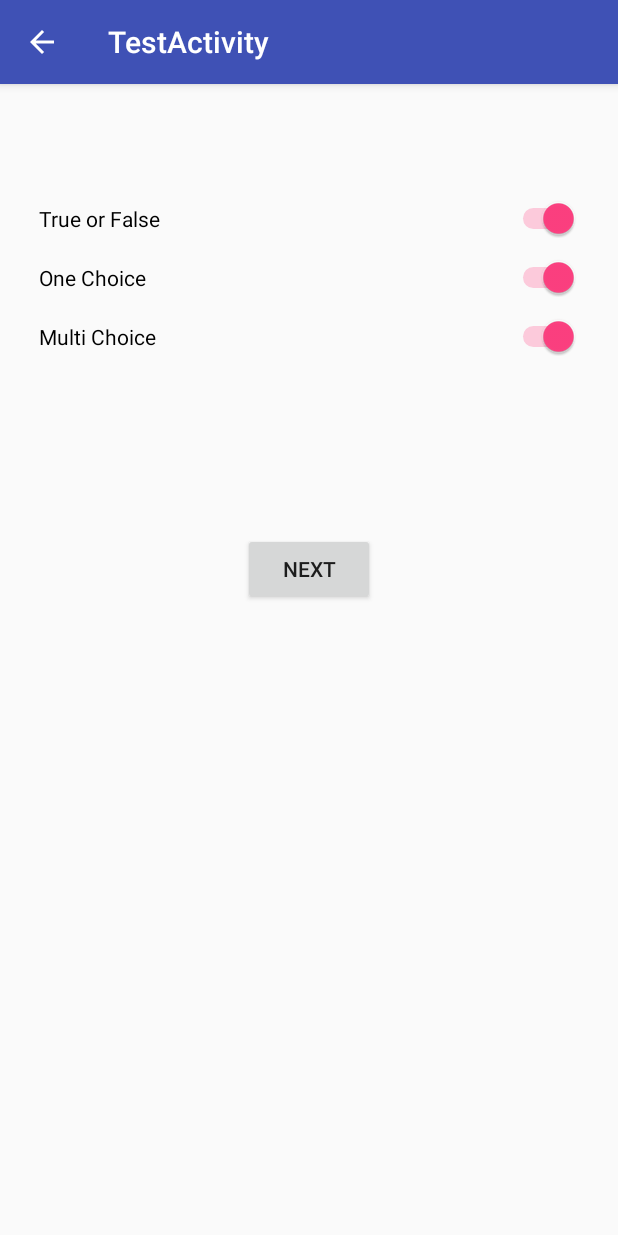
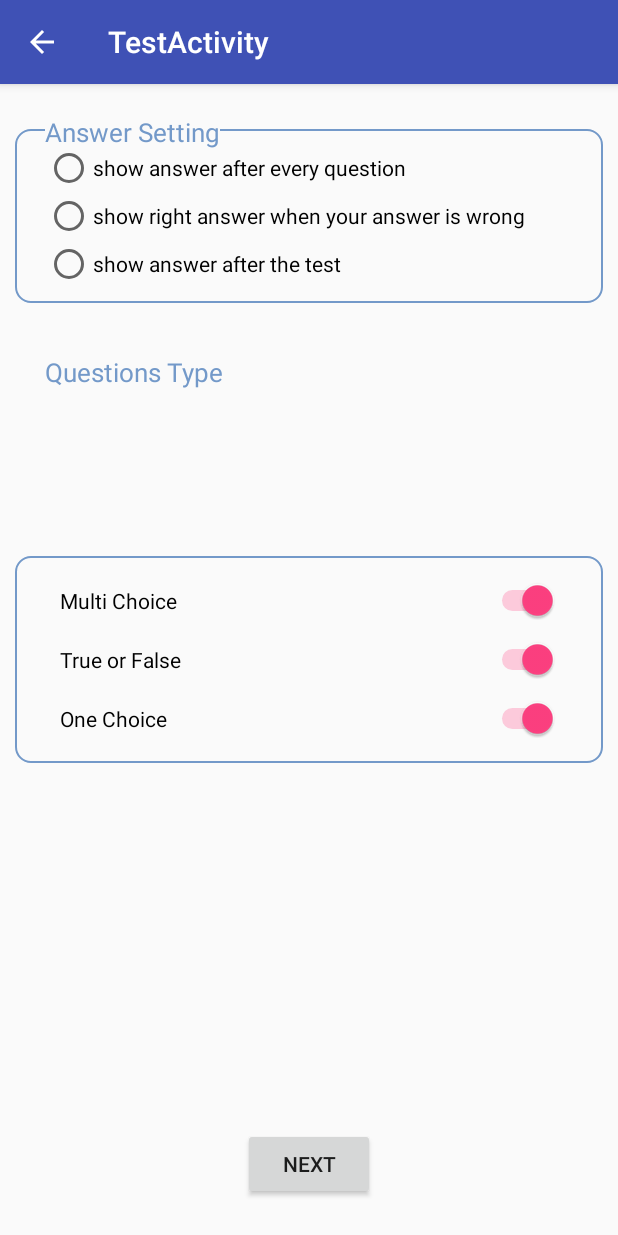
Before and after one commit to muhammad-hany/LEEDGA, an Android app: the TestTypeFragment screen opened directly, with no data from a screen before it, on a phone screen of 412 x 824 dp. Run offline under Robolectric (Android 15) with nearby library versions, the phone set to English and light mode, and no system bars; network calls fail; 2 statements that could not run were skipped.

Commit message:
making test still result and it showing

```diff
--- a/app/src/main/java/com/leedga/seagate/leedga/ResultActivity.java
+++ b/app/src/main/java/com/leedga/seagate/leedga/ResultActivity.java
@@ -1,13 +1,11 @@
 package com.leedga.seagate.leedga;
 
 import android.os.Bundle;
-import android.support.design.widget.FloatingActionButton;
-import android.support.design.widget.Snackbar;
 import android.support.v7.app.AppCompatActivity;
 import android.support.v7.widget.Toolbar;
-import android.view.View;
 
 public class ResultActivity extends AppCompatActivity {
+
 
     @Override
     protected void onCreate(Bundle savedInstanceState) {
@@ -16,14 +14,6 @@ public class ResultActivity extends AppCompatActivity {
         Toolbar toolbar = (Toolbar) findViewById(R.id.toolbar);
         setSupportActionBar(toolbar);
 
-        FloatingActionButton fab = (FloatingActionButton) findViewById(R.id.fab);
-        fab.setOnClickListener(new View.OnClickListener() {
-            @Override
-            public void onClick(View view) {
-                Snackbar.make(view, "Replace with your own action", Snackbar.LENGTH_LONG)
-                        .setAction("Action", null).show();
-            }
-        });
         getSupportActionBar().setDisplayHomeAsUpEnabled(true);
     }
 
--- a/app/src/main/java/com/leedga/seagate/leedga/TestFragment.java
+++ b/app/src/main/java/com/leedga/seagate/leedga/TestFragment.java
@@ -3,6 +3,7 @@ package com.leedga.seagate.leedga;
 import android.content.Intent;
 import android.os.Bundle;
 import android.support.v4.app.Fragment;
+import android.text.method.ScrollingMovementMethod;
 import android.view.LayoutInflater;
 import android.view.View;
 import android.view.ViewGroup;
@@ -52,7 +53,6 @@ public class TestFragment extends Fragment {
     }
 
     public void previewNextQuestion(int singlecount,int multiCount){
-        firstClickperQuestion=true;
         if (singlecount<test.getSingleQuestions().size()){
             previewSingleNextQuestion(singlecount);
         }else {
@@ -145,6 +145,7 @@ public class TestFragment extends Fragment {
 
     private void initViews(View v) {
         answerText= (TextView) v.findViewById(R.id.answerText);
+        answerText.setMovementMethod(new ScrollingMovementMethod());
         answerText.setVisibility(View.INVISIBLE);
         next= (Button) v.findViewById(R.id.next);
         next.setEnabled(false);
@@ -178,23 +179,16 @@ public class TestFragment extends Fragment {
         next.setOnClickListener(new View.OnClickListener() {
             @Override
             public void onClick(View v) {
-                if (firstClickperQuestion) {
-                    answerText.setVisibility(View.VISIBLE);
-                    next.setText("next");
-                    firstClickperQuestion=false;
-                }else {
                 if (singleCount < test.getSingleQuestions().size() || multiCount < test.getMultiQuestions().size()) {
                     clearRadioCheck();
                     checkBoxesClearCheck();
                     previewNextQuestion(singleCount, multiCount);
 
                 } else {
-
-
                     Intent i = new Intent(getContext(), ResultActivity.class);
                     startActivity(i);
                 }
-                }
+
             }
 
 
--- /dev/null
+++ b/app/src/main/res/drawable/rounded_rec.xml
@@ -0,0 +1,10 @@
+<?xml version="1.0" encoding="utf-8"?>
+<shape xmlns:android="http://schemas.android.com/apk/res/android">
+    <padding android:bottom="10dp"
+             android:top="10dp"
+             android:left="20dp"
+             android:right="20dp"/>
+    <corners android:radius="10dp"/>
+    <stroke android:color="#7399c9"
+            android:width="1dp"/>
+</shape>
--- a/app/src/main/res/layout/content_test.xml
+++ b/app/src/main/res/layout/content_test.xml
@@ -5,14 +5,9 @@
     xmlns:tools="http://schemas.android.com/tools"
     android:layout_width="match_parent"
     android:layout_height="match_parent"
-    android:paddingBottom="@dimen/activity_vertical_margin"
-    android:paddingLeft="@dimen/activity_horizontal_margin"
-    android:paddingRight="@dimen/activity_horizontal_margin"
-    android:paddingTop="@dimen/activity_vertical_margin"
     app:layout_behavior="@string/appbar_scrolling_view_behavior"
     tools:context=".TestActivity"
     tools:showIn="@layout/activity_test">
-
     <RelativeLayout
         android:layout_width="match_parent"
         android:layout_height="match_parent"
--- a/app/src/main/res/layout/fragment_test.xml
+++ b/app/src/main/res/layout/fragment_test.xml
@@ -125,23 +125,24 @@
         style="?android:attr/buttonStyleSmall"
         android:layout_width="wrap_content"
         android:layout_height="wrap_content"
-        android:text="post"
+        android:text="next"
         android:id="@+id/next"
         android:layout_alignTop="@+id/back"
         android:layout_alignRight="@+id/radioGroup"
         android:layout_alignEnd="@+id/radioGroup"/>
 
     <TextView
-        android:maxLines="4"
+        android:textSize="15sp"
+        android:maxLines="3"
         android:scrollbars="vertical"
         android:layout_width="180dp"
         android:layout_height="wrap_content"
         android:textAppearance="?android:attr/textAppearanceMedium"
         android:text="the answer"
         android:id="@+id/answerText"
-        android:layout_alignBottom="@+id/back"
-        android:layout_centerHorizontal="true"
-        android:layout_gravity="center"/>
+        android:layout_gravity="center"
+        android:layout_below="@+id/next"
+        android:layout_centerHorizontal="true"/>
 
 
 </RelativeLayout>
--- a/app/src/main/res/layout/fragment_test_type.xml
+++ b/app/src/main/res/layout/fragment_test_type.xml
@@ -5,6 +5,82 @@
              tools:context=".TestTypeFragment">
 
 
+    <Button
+        android:layout_width="wrap_content"
+        android:layout_height="wrap_content"
+        android:text="Next"
+        android:id="@+id/next"
+        android:layout_marginBottom="24dp"
+        android:layout_alignParentBottom="true"
+        android:layout_centerHorizontal="true"/>
+
+    <RadioGroup
+        android:layout_marginTop="30dp"
+        android:layout_marginLeft="10dp"
+        android:layout_marginRight="10dp"
+        android:orientation="vertical"
+        android:layout_width="match_parent"
+        android:layout_height="wrap_content"
+        android:layout_alignParentTop="true"
+        android:layout_alignParentLeft="true"
+        android:layout_alignParentStart="true"
+        android:background="@drawable/rounded_rec"
+        android:id="@+id/linearLayout"
+        >
+
+        <RadioButton
+            android:layout_width="wrap_content"
+            android:layout_height="wrap_content"
+            android:text="show answer after every question"
+            android:id="@+id/radioButton"
+            android:checked="false"/>
+
+        <RadioButton
+            android:layout_width="wrap_content"
+            android:layout_height="wrap_content"
+            android:text="show right answer when your answer is wrong"
+            android:id="@+id/radioButton2"
+            android:checked="false"/>
+
+        <RadioButton
+            android:layout_width="wrap_content"
+            android:layout_height="wrap_content"
+            android:text="show answer after the test"
+            android:id="@+id/radioButton3"
+            android:checked="false"/>
+    </RadioGroup>
+
+    <TextView
+        android:textColor="#7399c9"
+        android:layout_width="wrap_content"
+        android:layout_height="wrap_content"
+        android:text="Answer Setting"
+        android:id="@+id/textView2"
+        android:layout_marginLeft="30dp"
+        android:layout_marginTop="20dp"
+        android:textSize="17sp"
+        android:background="#fafafa"/>
+
+    <LinearLayout
+        android:orientation="vertical"
+        android:layout_width="match_parent"
+        android:layout_height="wrap_content"
+        android:background="@drawable/rounded_rec"
+        android:id="@+id/linearLayout2"
+        android:layout_centerVertical="true"
+        android:layout_alignLeft="@+id/linearLayout"
+        android:layout_alignStart="@+id/linearLayout"
+        android:layout_alignRight="@+id/linearLayout"
+        android:layout_alignEnd="@+id/linearLayout">
+
+        <Switch
+            android:padding="10dp"
+            android:layout_width="match_parent"
+            android:layout_height="wrap_content"
+            android:text="Multi Choice"
+            android:id="@+id/multi_choice"
+            android:checked="true"
+            />
 
         <Switch
             android:padding="10dp"
@@ -12,44 +88,30 @@
             android:layout_height="wrap_content"
             android:text="True or False"
             android:id="@+id/true_false"
-        android:layout_alignParentTop="true"
-        android:layout_alignParentLeft="true"
-        android:layout_alignParentStart="true"
-        android:layout_marginTop="54dp"
-        android:checked="true"/>
+            android:checked="true"
+            />
 
         <Switch
             android:padding="10dp"
-        android:layout_width="wrap_content"
+            android:layout_width="match_parent"
             android:layout_height="wrap_content"
             android:text="One Choice"
             android:id="@+id/one_choice"
-        android:layout_below="@+id/true_false"
+            android:checked="true"
+            />
+    </LinearLayout>
+
+    <TextView
+        android:layout_width="wrap_content"
+        android:layout_height="wrap_content"
+        android:text="Questions Type"
+        android:id="@+id/textView3"
         android:layout_alignParentLeft="true"
         android:layout_alignParentStart="true"
-        android:layout_alignParentRight="true"
-        android:layout_alignParentEnd="true"
-        android:checked="true"/>
+        android:textSize="17sp"
+        android:background="#fafafa"
+        android:layout_marginLeft="30dp"
+        android:layout_marginTop="180dp"
+        android:textColor="#7399c9" />
 
-    <Switch
-        android:padding="10dp"
-        android:layout_width="wrap_content"
-        android:layout_height="wrap_content"
-        android:text="Multi Choice"
-        android:id="@+id/multi_choice"
-        android:layout_below="@+id/one_choice"
-        android:layout_alignParentLeft="true"
-        android:layout_alignParentStart="true"
-        android:layout_alignParentRight="true"
-        android:layout_alignParentEnd="true"
-        android:checked="true"/>
-
-    <Button
-        android:layout_width="wrap_content"
-        android:layout_height="wrap_content"
-        android:text="Next"
-        android:id="@+id/next"
-        android:layout_below="@+id/multi_choice"
-        android:layout_centerHorizontal="true"
-        android:layout_marginTop="111dp"/>
 </RelativeLayout>
```
Lines whose indentation alone changed are shown as unchanged.
